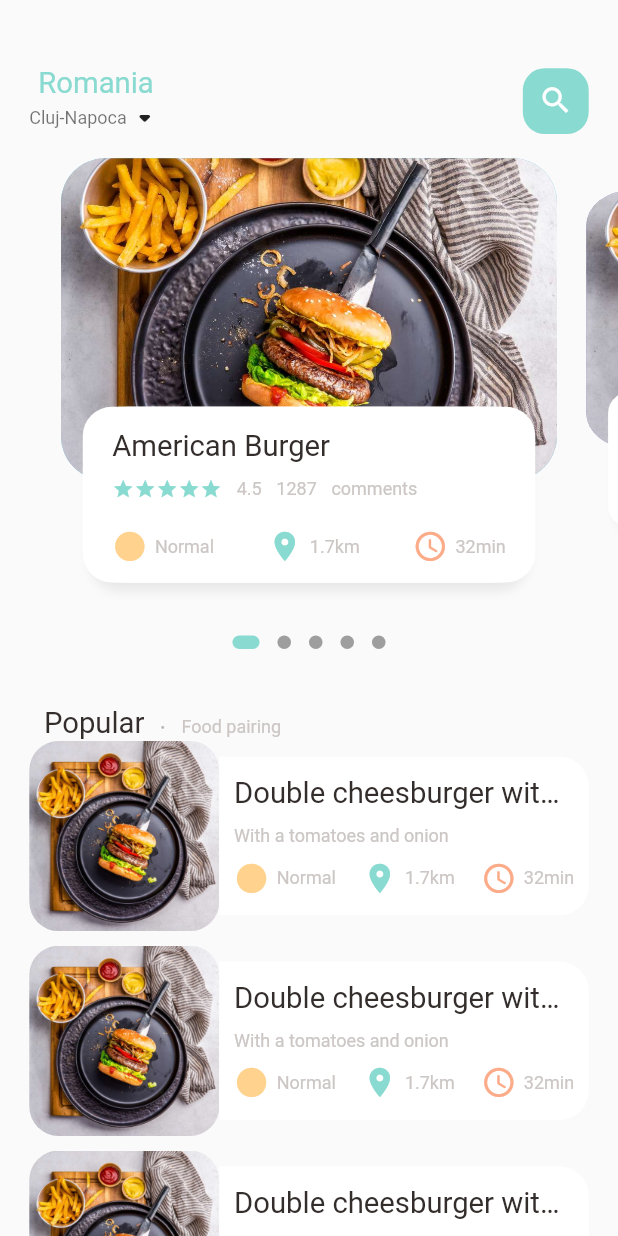
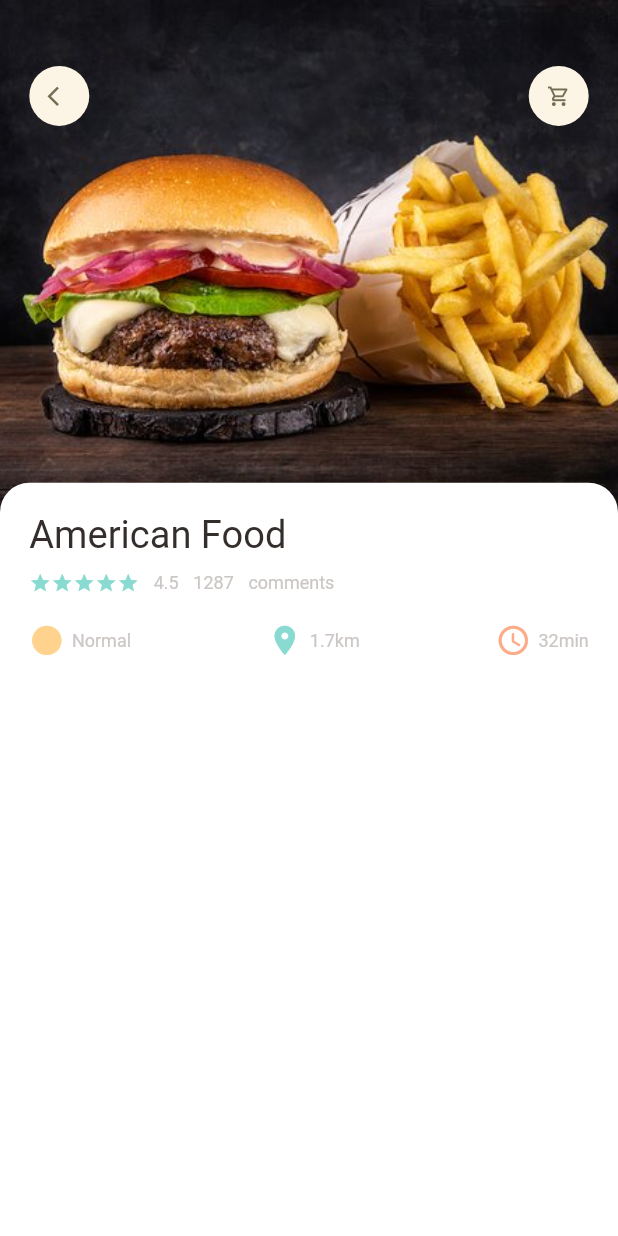
Before and after one commit to Seician/lucrare_licenta, a Flutter app: the screen it shows after launch, on a phone screen of 412 x 824 dp. Run offline on Flutter 3.47's test engine with Material 2 defaults, Android fonts, the phone set to English and light mode, and no system bars; drawn by our look-alikes of dots_indicator; our stand-ins replace get; Roboto replaces fonts that are missing (OpenSans-Regular).

Commit message:
Creating popular food page and the stack

```diff
--- a/lib/main.dart
+++ b/lib/main.dart
@@ -1,6 +1,7 @@
 import 'package:flutter/material.dart';
+import 'package:flutter_complete_guide/pages/food/popular_food_detail.dart';
 import 'package:get/get_navigation/src/root/get_material_app.dart';
-import 'home/main_food_page.dart';
+import 'pages/home/main_food_page.dart';
 
 void main() {
   runApp(const MyApp());
@@ -18,7 +19,7 @@ class MyApp extends StatelessWidget {
       theme: ThemeData(
         primarySwatch: Colors.blue,
       ),
-      home: MainFoodPage(),
+      home: PopularFoodDetail(),
     );
   }
 }
--- /dev/null
+++ b/lib/pages/food/popular_food_detail.dart
@@ -0,0 +1,56 @@
+import 'package:flutter/material.dart';
+import 'package:flutter_complete_guide/utils/dimensions.dart';
+import 'package:flutter_complete_guide/widgets/app_column.dart';
+import 'package:flutter_complete_guide/widgets/app_icon.dart';
+
+class PopularFoodDetail extends StatelessWidget {
+  @override
+  Widget build(BuildContext context) {
+    return Scaffold(
+      body: Stack(children: [
+        Positioned(
+            left: 0,
+            right: 0,
+            child: Container(
+              width: double.maxFinite,
+              height: Dimensions.popularFoodImgSize,
+              decoration: const BoxDecoration(
+                  image: DecorationImage(
+                      fit: BoxFit.cover,
+                      image: AssetImage("assets/images/food2.jpg"))),
+            )),
+        Positioned(
+            top: Dimensions.height45,
+            left: Dimensions.width20,
+            right: Dimensions.width20,
+            child: Row(
+              mainAxisAlignment: MainAxisAlignment.spaceBetween,
+              children: [
+                AppIcon(icon: Icons.arrow_back_ios),
+                AppIcon(icon: Icons.shopping_cart_outlined),
+              ],
+            )),
+        Positioned(
+            left: 0,
+            right: 0,
+            bottom: 0,
+            top: Dimensions.popularFoodImgSize - 20,
+            child: Container(
+              padding: EdgeInsets.only(
+                  left: Dimensions.width20,
+                  right: Dimensions.width20,
+                  top: Dimensions.height20),
+              decoration: BoxDecoration(
+                  borderRadius: BorderRadius.only(
+                    topRight: Radius.circular(Dimensions.radius20),
+                    topLeft: Radius.circular(Dimensions.radius20),
+                  ),
+                  color: Colors.white),
+              child: const AppColumn(
+                text: "American Food",
+              ),
+            ))
+      ]),
+    );
+  }
+}
--- a/lib/home/food_page_body.dart
+++ b/lib/pages/home/food_page_body.dart
@@ -2,6 +2,7 @@ import 'package:dots_indicator/dots_indicator.dart';
 import 'package:flutter/material.dart';
 import 'package:flutter_complete_guide/utils/colors.dart';
 import 'package:flutter_complete_guide/utils/dimensions.dart';
+import 'package:flutter_complete_guide/widgets/app_column.dart';
 import 'package:flutter_complete_guide/widgets/big_text.dart';
 import 'package:flutter_complete_guide/widgets/icon_and_text_widget.dart';
 import 'package:flutter_complete_guide/widgets/small_text.dart';
@@ -247,63 +248,9 @@ class _FoodPageBodyState extends State<FoodPageBody> {
                   top: Dimensions.height15,
                   left: Dimensions.height15,
                   right: Dimensions.height15),
-              child: Column(
-                  crossAxisAlignment: CrossAxisAlignment.start,
-                  children: [
-                    BigText(text: "American Burger"),
-                    SizedBox(
-                      height: Dimensions.height10,
-                    ),
-                    Row(
-                      children: [
-                        Wrap(
-                          children: List.generate(
-                              5,
-                              (index) => Icon(
-                                    Icons.star,
-                                    color: AppColors.mainColor,
-                                    size: Dimensions.height15,
-                                  )),
-                        ),
-                        SizedBox(
-                          width: Dimensions.width10,
-                        ),
-                        SmallText(text: "4.5"),
-                        SizedBox(
-                          width: Dimensions.width10,
-                        ),
-                        SmallText(text: "1287"),
-                        SizedBox(
-                          width: Dimensions.width10,
-                        ),
-                        SmallText(text: "comments"),
-                      ],
-                    ),
-                    SizedBox(
-                      height: Dimensions.height20,
-                    ),
-                    // time and distance
-                    Row(
-                      mainAxisAlignment: MainAxisAlignment.spaceBetween,
-                      children: const [
-                        IconAndTextWidget(
-                          icon: Icons.circle_sharp,
-                          text: "Normal",
-                          iconColor: AppColors.iconColor1,
-                        ),
-                        IconAndTextWidget(
-                          icon: Icons.location_on,
-                          text: "1.7km",
-                          iconColor: AppColors.mainColor,
-                        ),
-                        IconAndTextWidget(
-                          icon: Icons.access_time_rounded,
-                          text: "32min",
-                          iconColor: AppColors.iconColor2,
-                        )
-                      ],
-                    )
-                  ]),
+              child: const AppColumn(
+                text: "American Burger",
+              ),
             ),
           ),
         ),
--- a/lib/home/main_food_page.dart
+++ b/lib/pages/home/main_food_page.dart
@@ -1,10 +1,10 @@
 import 'package:flutter/material.dart';
-import 'package:flutter_complete_guide/home/food_page_body.dart';
+import 'package:flutter_complete_guide/pages/home/food_page_body.dart';
 import 'package:flutter_complete_guide/utils/dimensions.dart';
 import 'package:flutter_complete_guide/widgets/big_text.dart';
 import 'package:flutter_complete_guide/widgets/small_text.dart';
 
-import '../utils/colors.dart';
+import '../../utils/colors.dart';
 
 class MainFoodPage extends StatefulWidget {
   const MainFoodPage({super.key});
--- a/lib/utils/dimensions.dart
+++ b/lib/utils/dimensions.dart
@@ -23,7 +23,9 @@ class Dimensions {
   static double width20 = screenHeight / 42.2;
   static double width30 = screenHeight / 28.13;
 
+  //font size
   static double font20 = screenHeight / 42.2;
+  static double font26 = screenHeight / 32.46;
 
   //radius
   static double radius15 = screenHeight / 56.27;
@@ -32,8 +34,12 @@ class Dimensions {
 
   //icon size
   static double iconSize24 = screenHeight / 35.17;
+  static double iconSize16 = screenHeight / 52.75;
 
   //list view size
   static double listViewImgSize = screenWidth / 3.25;
   static double listViewTextContSize = screenWidth / 3.9;
+
+  //popular food
+  static double popularFoodImgSize = screenHeight / 2.41;
 }
--- /dev/null
+++ b/lib/widgets/app_column.dart
@@ -0,0 +1,74 @@
+import 'package:flutter/material.dart';
+import 'package:flutter_complete_guide/widgets/big_text.dart';
+import 'package:flutter_complete_guide/widgets/small_text.dart';
+
+import '../utils/colors.dart';
+import '../utils/dimensions.dart';
+import 'icon_and_text_widget.dart';
+
+class AppColumn extends StatelessWidget {
+  final String text;
+  const AppColumn({super.key, required this.text});
+
+  @override
+  Widget build(BuildContext context) {
+    return Column(crossAxisAlignment: CrossAxisAlignment.start, children: [
+      BigText(
+        text: text,
+        size: Dimensions.font26,
+      ),
+      SizedBox(
+        height: Dimensions.height10,
+      ),
+      Row(
+        children: [
+          Wrap(
+            children: List.generate(
+                5,
+                (index) => Icon(
+                      Icons.star,
+                      color: AppColors.mainColor,
+                      size: Dimensions.height15,
+                    )),
+          ),
+          SizedBox(
+            width: Dimensions.width10,
+          ),
+          SmallText(text: "4.5"),
+          SizedBox(
+            width: Dimensions.width10,
+          ),
+          SmallText(text: "1287"),
+          SizedBox(
+            width: Dimensions.width10,
+          ),
+          SmallText(text: "comments"),
+        ],
+      ),
+      SizedBox(
+        height: Dimensions.height20,
+      ),
+      // time and distance
+      Row(
+        mainAxisAlignment: MainAxisAlignment.spaceBetween,
+        children: const [
+          IconAndTextWidget(
+            icon: Icons.circle_sharp,
+            text: "Normal",
+            iconColor: AppColors.iconColor1,
+          ),
+          IconAndTextWidget(
+            icon: Icons.location_on,
+            text: "1.7km",
+            iconColor: AppColors.mainColor,
+          ),
+          IconAndTextWidget(
+            icon: Icons.access_time_rounded,
+            text: "32min",
+            iconColor: AppColors.iconColor2,
+          )
+        ],
+      )
+    ]);
+  }
+}
--- /dev/null
+++ b/lib/widgets/app_icon.dart
@@ -0,0 +1,33 @@
+import 'package:flutter/material.dart';
+import 'package:flutter_complete_guide/utils/dimensions.dart';
+
+class AppIcon extends StatelessWidget {
+  final IconData icon;
+  final Color backgroundColor;
+  final Color iconColor;
+  final double size;
+
+  AppIcon(
+      {super.key,
+      required this.icon,
+      // we can't use dynamic variables here
+      this.backgroundColor = const Color(0xFFfcf4e4),
+      this.iconColor = const Color(0xFF756d54),
+      this.size = 40});
+
+  @override
+  Widget build(BuildContext context) {
+    return Container(
+      width: size,
+      height: size,
+      decoration: BoxDecoration(
+          borderRadius: BorderRadius.circular(size / 2),
+          color: backgroundColor),
+      child: Icon(
+        icon,
+        color: iconColor,
+        size: Dimensions.iconSize16,
+      ),
+    );
+  }
+}
```
